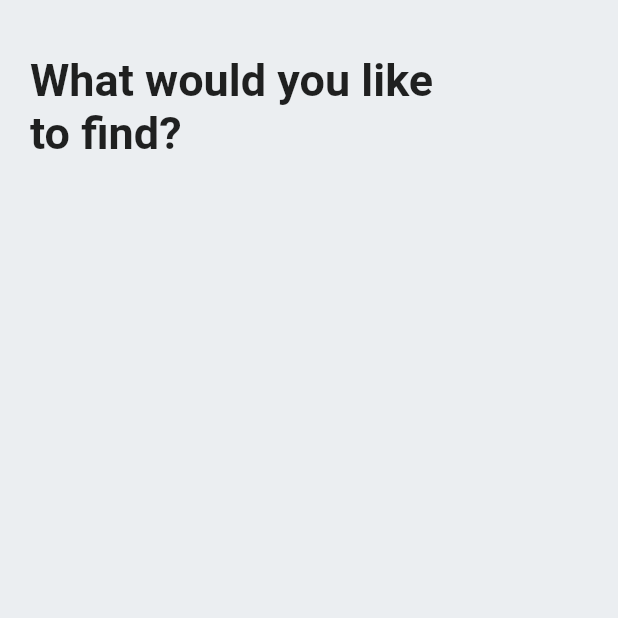
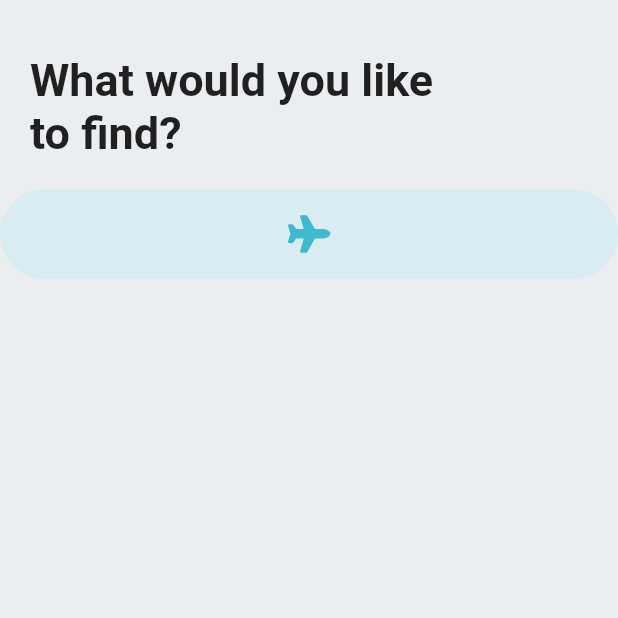
Before and after one commit to iamkunal2k/flutter_travel_ui, a Flutter app: the screen it shows after launch, on a phone screen of 412 x 824 dp, the top half of it. Run offline on Flutter 3.47's test engine with Material 2 defaults, Android fonts, the phone set to English and light mode, and no system bars; our stand-ins replace font_awesome_flutter.

```diff
--- a/lib/screens/home_screen.dart
+++ b/lib/screens/home_screen.dart
@@ -23,8 +23,11 @@ class _HomeScreenState extends State<HomeScreen> {
       decoration: BoxDecoration(
           color: Theme.of(context).accentColor,
           borderRadius: BorderRadius.circular(30.0)),
-      child: Icon(_icons[index], size: 25.0, color: Theme.of(context).primaryColor,),
-
+      child: Icon(
+        _icons[index],
+        size: 25.0,
+        color: Theme.of(context).primaryColor,
+      ),
     );
   }
 
@@ -47,7 +50,11 @@ class _HomeScreenState extends State<HomeScreen> {
                 fontSize: 30.0,
               ),
             ),
-          )
+          ),
+          SizedBox(
+            height: 20.0,
+          ),
+          _buildIcon(0),
         ],
       )),
     );
```
